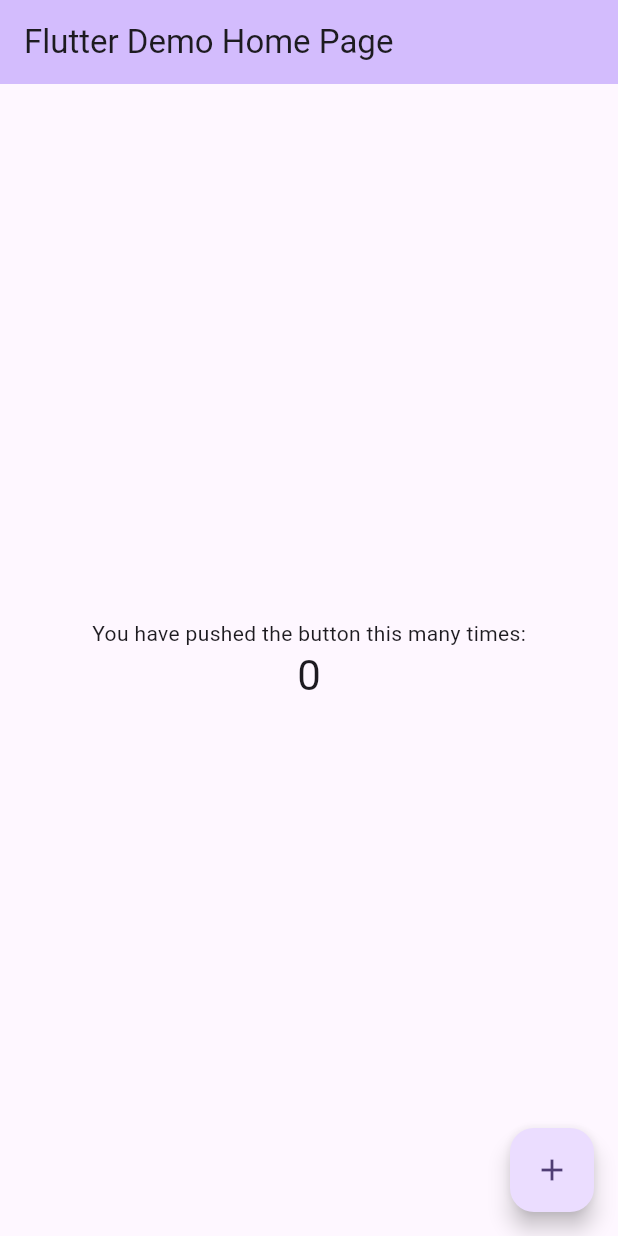
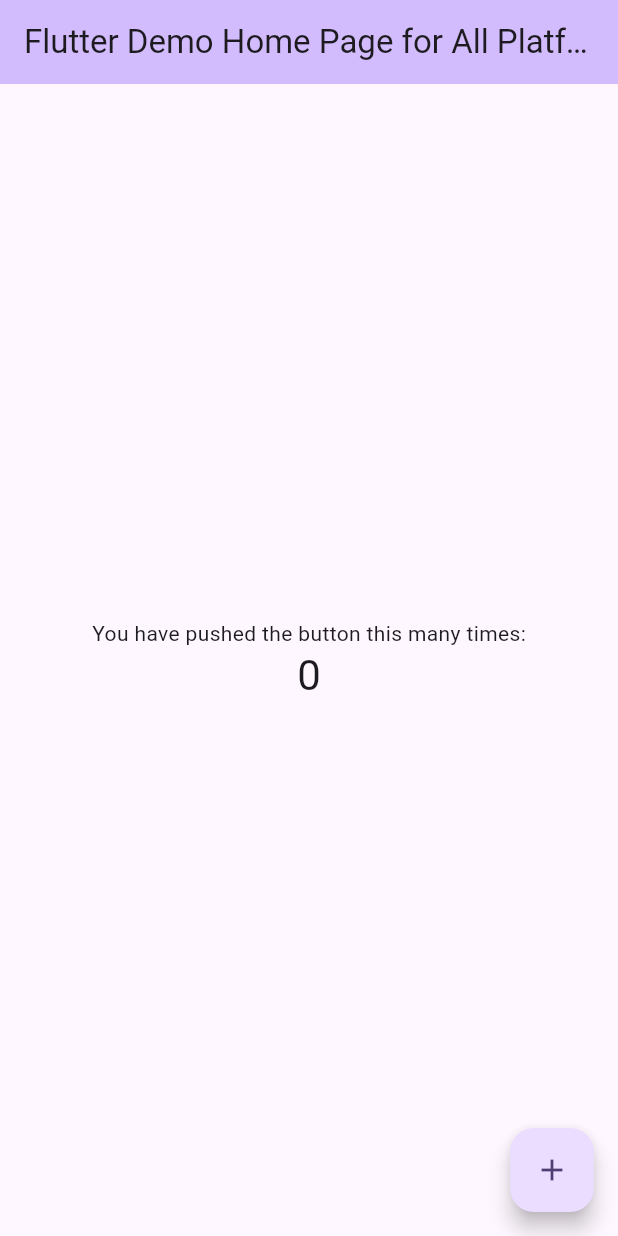
Before and after one commit to maheshthallapally/my_app_flutter, a Flutter app: the screen it shows after launch, on a phone screen of 412 x 824 dp. Run offline on Flutter 3.47's test engine with Material 3 defaults, Android fonts, the phone set to English and light mode, and no system bars.

```diff
--- a/lib/main.dart
+++ b/lib/main.dart
@@ -11,7 +11,7 @@ class MyApp extends StatelessWidget {
   @override
   Widget build(BuildContext context) {
     return MaterialApp(
-      title: 'Flutter Demo',
+      title: 'Flutter Demo App for Platforms',
       theme: ThemeData(
         // This is the theme of your application.
         //
@@ -30,7 +30,7 @@ class MyApp extends StatelessWidget {
         // tested with just a hot reload.
         colorScheme: ColorScheme.fromSeed(seedColor: Colors.deepPurple),
       ),
-      home: const MyHomePage(title: 'Flutter Demo Home Page'),
+      home: const MyHomePage(title: 'Flutter Demo Home Page for All Platforms'),
     );
   }
 }
```
